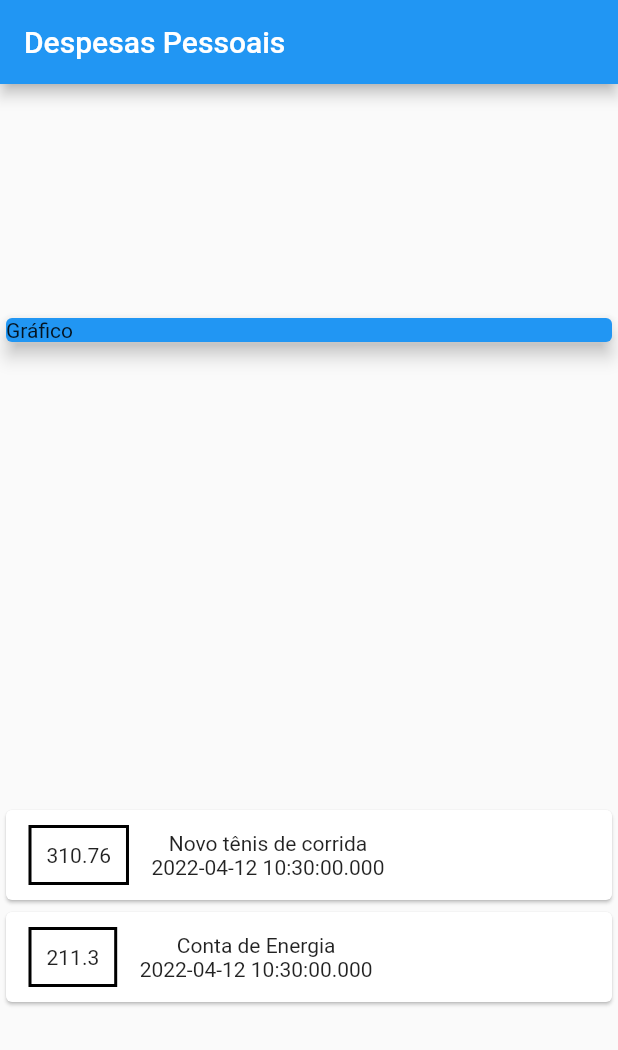
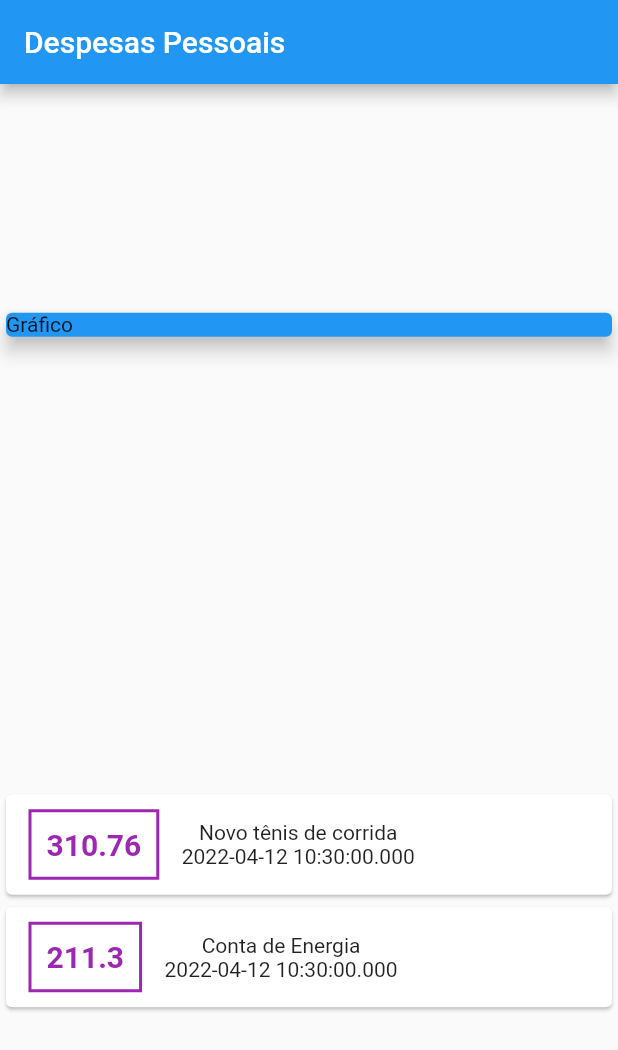
Before and after one commit to fhtozetto/Exenses, a Flutter app: the screen it shows after launch, on a phone screen of 412 x 824 dp. Shown: the top 1050 px of the screen. Run offline on Flutter 3.47's test engine with Material 2 defaults, Android fonts, the phone set to English and light mode, and no system bars.

Commit message:
Applying text style

```diff
--- a/lib/main.dart
+++ b/lib/main.dart
@@ -62,12 +62,16 @@ class MyHomePage extends StatelessWidget {
                       ),
                       decoration: BoxDecoration(
                           border: Border.all(
-                        color: Colors.black,
+                        color: Colors.purple,
                         width: 2,
                       )),
                       padding: const EdgeInsets.all(10),
                       child: Text(
                         tr.value.toString(),
+                        style: const TextStyle(
+                            fontWeight: FontWeight.bold,
+                            fontSize: 20,
+                            color: Colors.purple),
                       ),
                     ),
                     Column(
```
